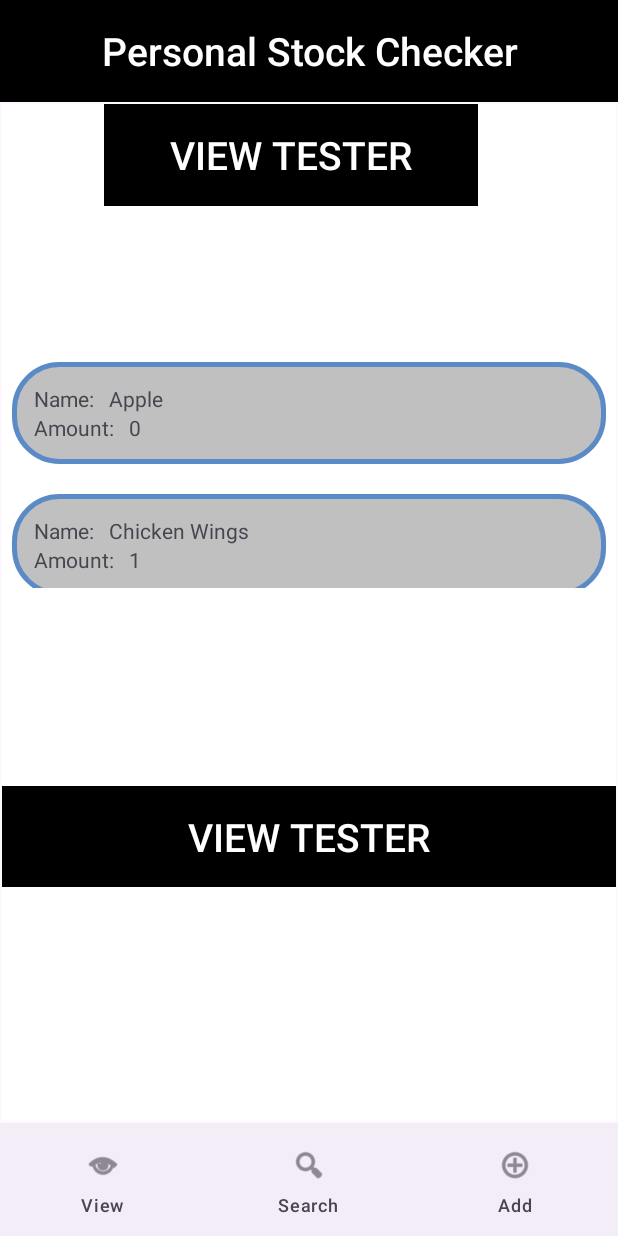
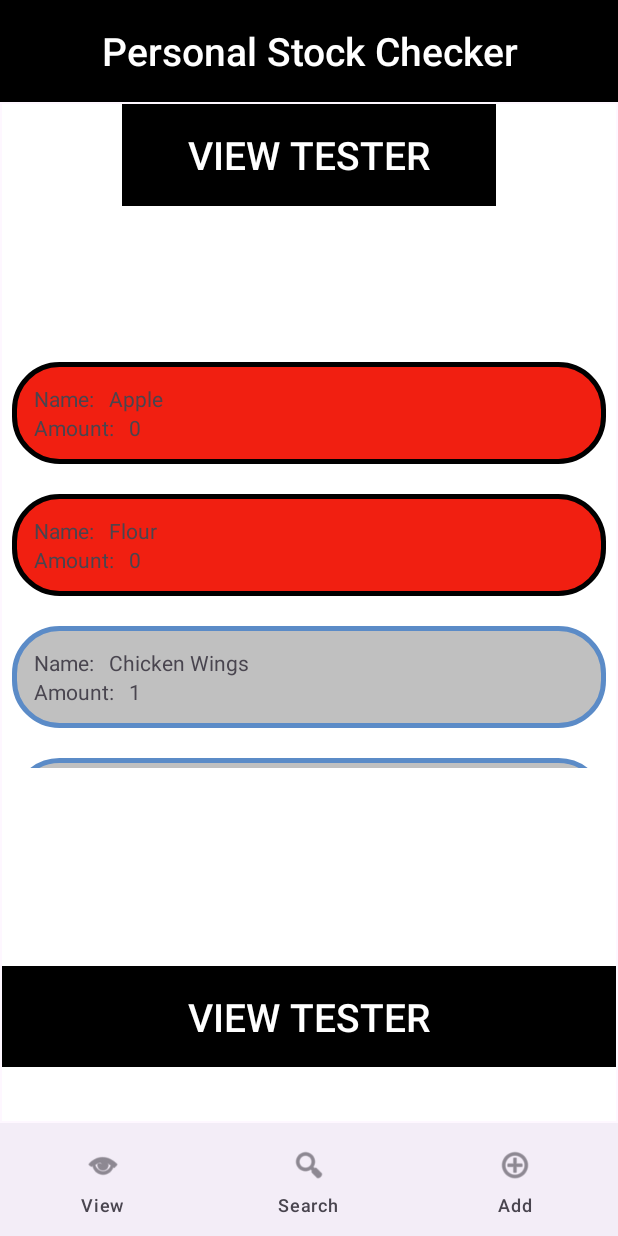
Before and after one commit to HCABurns/Home-Stock-Manager, an Android app: the fragment ViewFragment placed in its activity, on a phone screen of 412 x 824 dp. Run offline under Robolectric (Android 15) with nearby library versions, the phone set to English and light mode, and no system bars.

Commit message:
Adding required variable and dynamic changing item based on that variable.
Adding boolean required variable and dynamically changing the look based on if the item is required or not

```diff
--- a/app/src/main/java/com/example/myapplication/Adapters/ViewAdapter.java
+++ b/app/src/main/java/com/example/myapplication/Adapters/ViewAdapter.java
@@ -1,17 +1,19 @@
 package com.example.myapplication.Adapters;
 
+import android.graphics.Color;
+import android.graphics.drawable.Drawable;
 import android.view.LayoutInflater;
 import android.view.View;
 import android.view.ViewGroup;
 import android.widget.TextView;
 
+import androidx.core.content.ContextCompat;
 import androidx.recyclerview.widget.RecyclerView;
 
 import com.example.myapplication.R;
 import com.example.myapplication.comparators.ItemComparator;
 
 import java.util.ArrayList;
-import java.util.Collections;
 
 import models.Item;
 
@@ -75,6 +77,12 @@ public class ViewAdapter extends RecyclerView.Adapter<ViewAdapter.ViewHolder> {
 
         textView = viewHolder.itemView.findViewById(R.id.item_name);
         textView.setText(item.getName());
+
+        if (item.getRequired().equals(true)){
+            Drawable layout = ContextCompat.getDrawable(viewHolder.itemView.getContext(), R.drawable.rounded_layout_red);
+            viewHolder.itemView.findViewById(R.id.item_container).setBackground(layout);
+            //viewHolder.getTextView().setBackgroundColor(Color.RED);
+        }
         //viewHolder.getTextView().setText(items.get(position).toString());
 
         //TextView textView = (TextView) findViewById(R.id.item_cost);
--- a/app/src/main/java/database/dbHelper.java
+++ b/app/src/main/java/database/dbHelper.java
@@ -9,14 +9,15 @@ public class dbHelper {
     private ArrayList<Item> items = new ArrayList<>();
 
     public ArrayList<Item> getItems(){
-        System.out.println("YOOO");
-        Item item = new Item("Cheese",2, Item.Type.OTHER);
-        Item item2 = new Item("Apple",0, Item.Type.FRUIT);
-        Item item3 = new Item("Chicken Wings",1, Item.Type.MEAT);
+        System.out.println("Getting items from database.");
+        Item item = new Item("Cheese",2, Item.Type.OTHER,false);
+        Item item2 = new Item("Apple",0, Item.Type.FRUIT,true);
+        Item item3 = new Item("Chicken Wings",1, Item.Type.MEAT,false);
         System.out.println(items);
         items.add(item);
         items.add(item2);
         items.add(item3);
+        items.add(new Item("Flour",0, Item.Type.OTHER,true));
         return items;
     }
 
--- a/app/src/main/java/models/Item.java
+++ b/app/src/main/java/models/Item.java
@@ -9,6 +9,8 @@ public class Item {
 
     private Type type;
 
+    private Boolean required;
+
     public enum Type{
         VEGETABLE,
         FRUIT,
@@ -16,10 +18,11 @@ public class Item {
         OTHER
     }
 
-    public Item(String name, int count, Type type){
+    public Item(String name, int count, Type type, Boolean required){
         this.name = name;
         this.count = count;
         this.type = type;
+        this.required = required;
     }
 
     public String getName() {return name;}
@@ -34,20 +37,29 @@ public class Item {
 
     public void setType(Type type) {this.type = type;}
 
+    public Boolean getRequired() {
+        return required;
+    }
+
+    public void setRequired(Boolean required) {
+        this.required = required;
+    }
+
     @Override
     public String toString() {
         return "Item{" +
                 "name='" + name + '\'' +
                 ", count=" + count +
                 ", type=" + type +
+                ", required=" + required +
                 '}';
     }
 
     public static void main(String[] args) {
-        Item item = new Item("Cucumber",1, Type.VEGETABLE);
-        Item item2 = new Item("Chicken Portions",3,Type.MEAT);
-        Item item3 = new Item("Plum Tomatoes",8,Type.VEGETABLE);
-        Item item4 = new Item("Yogurt",1,Type.OTHER);
+        Item item = new Item("Cucumber",1, Type.VEGETABLE,false);
+        Item item2 = new Item("Chicken Portions",3,Type.MEAT,false);
+        Item item3 = new Item("Plum Tomatoes",8,Type.VEGETABLE,false);
+        Item item4 = new Item("Yogurt",1,Type.OTHER,false);
 
         System.out.println(item);
     }
--- /dev/null
+++ b/app/src/main/res/drawable/rounded_layout_red.xml
@@ -0,0 +1,22 @@
+<?xml version="1.0" encoding="utf-8"?>
+<shape xmlns:android="http://schemas.android.com/apk/res/android" >
+
+    <!-- we define background color -->
+    <solid android:color="@color/w" />
+
+    <!-- we define border color and thick -->
+    <stroke
+        android:width="3dp"
+        android:color="@color/black" />
+
+    <!-- add some padding for text inside -->
+    <padding
+        android:bottom="15dp"
+        android:left="15dp"
+        android:right="15dp"
+        android:top="15dp" />
+
+    <!-- we define corner radius, note that radius can be different for each corner -->
+    <corners android:radius="30dp" />
+
+</shape>
--- a/app/src/main/res/layout/fragment_view.xml
+++ b/app/src/main/res/layout/fragment_view.xml
@@ -11,7 +11,7 @@
         android:id="@+id/addTextTest"
         android:layout_width="0dp"
         android:layout_height="67dp"
-        android:layout_marginBottom="156dp"
+        android:layout_marginBottom="36dp"
         android:background="#000000"
         android:clickable="false"
         android:fontFamily="sans-serif-medium"
@@ -22,7 +22,7 @@
         android:textSize="26sp"
         app:layout_constraintBottom_toBottomOf="parent"
         app:layout_constraintEnd_toEndOf="parent"
-        app:layout_constraintHorizontal_bias="0.6"
+        app:layout_constraintHorizontal_bias="1.0"
         app:layout_constraintStart_toStartOf="parent" />
 
     <TextView
@@ -40,7 +40,6 @@
         android:textSize="26sp"
         app:layout_constraintBottom_toTopOf="@+id/view_all"
         app:layout_constraintEnd_toEndOf="parent"
-        app:layout_constraintHorizontal_bias="0.425"
         app:layout_constraintStart_toStartOf="parent"
         app:layout_constraintTop_toTopOf="parent" />
 
@@ -54,7 +53,7 @@
         android:layout_marginBottom="132dp"
         app:layout_constraintBottom_toTopOf="@+id/addTextTest"
         app:layout_constraintEnd_toEndOf="parent"
-        app:layout_constraintHorizontal_bias="0.516"
+        app:layout_constraintHorizontal_bias="1.0"
         app:layout_constraintStart_toStartOf="parent"
         app:layout_constraintTop_toBottomOf="@+id/addTextTest2" />
 
```
